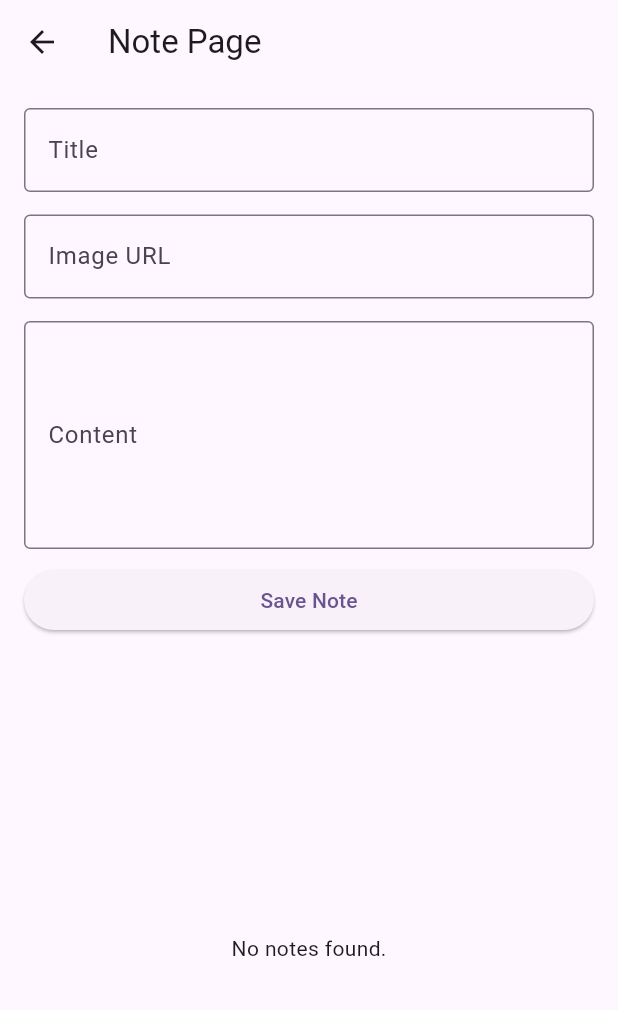
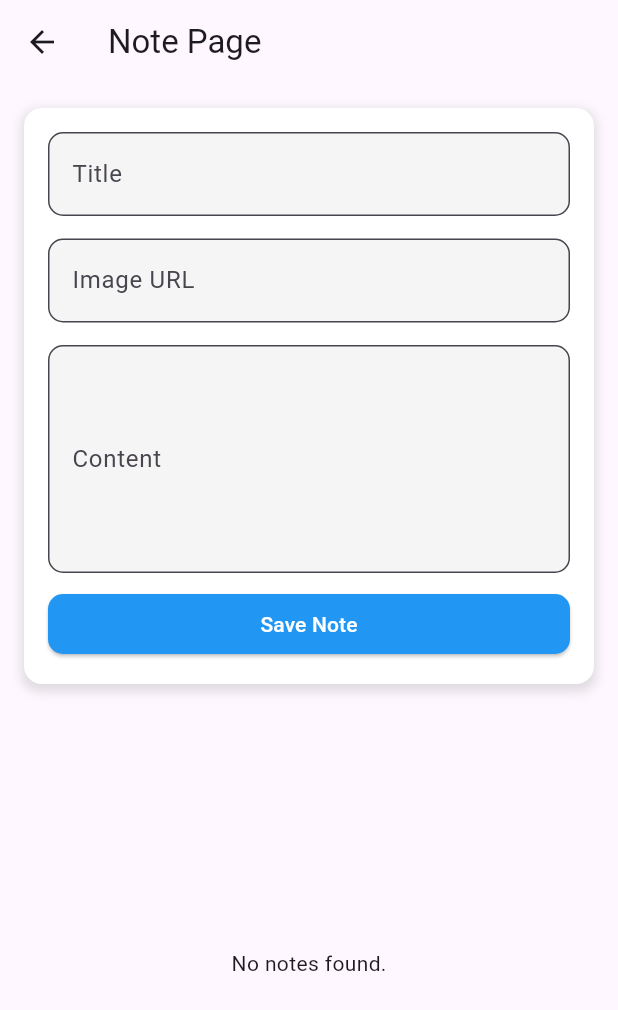
Before and after one commit to ZUHAIRR23/firebase, a Flutter app: the NotePage screen opened by its route, on a phone screen of 412 x 824 dp. Shown: the top 1010 px of the screen. Run offline on Flutter 3.47's test engine with Material 3 defaults, Android fonts, the phone set to English and light mode, and no system bars; our stand-ins replace camera, cloud_firestore, dotted_border, firebase_auth, firebase_core, firebase_storage and 6 more; missing offline and left inert: google_mlkit_face_detection; accounts and stored records are empty.

Commit message:
perbaruan ui

```diff
--- a/lib/ui/ui/note_page.dart
+++ b/lib/ui/ui/note_page.dart
@@ -44,32 +44,38 @@ class _NotePageState extends State<NotePage> {
       context: context,
       builder: (context) {
         return AlertDialog(
-          title: const Text('Update Note'),
+          title: const Text('Update Note', style: TextStyle(fontWeight: FontWeight.bold)),
           content: SingleChildScrollView(
             child: Column(
               mainAxisSize: MainAxisSize.min,
               children: [
                 TextFormField(
                   controller: _titleController,
-                  decoration: const InputDecoration(
+                  decoration: InputDecoration(
                     labelText: 'Title',
-                    border: OutlineInputBorder(),
+                    border: OutlineInputBorder(borderRadius: BorderRadius.circular(10)),
+                    filled: true,
+                    fillColor: Colors.grey[100],
                   ),
                 ),
                 const SizedBox(height: 15),
                 TextFormField(
                   controller: _imageUrlController,
-                  decoration: const InputDecoration(
+                  decoration: InputDecoration(
                     labelText: 'Image URL',
-                    border: OutlineInputBorder(),
+                    border: OutlineInputBorder(borderRadius: BorderRadius.circular(10)),
+                    filled: true,
+                    fillColor: Colors.grey[100],
                   ),
                 ),
                 const SizedBox(height: 15),
                 TextFormField(
                   controller: _contentController,
-                  decoration: const InputDecoration(
+                  decoration: InputDecoration(
                     labelText: 'Content',
-                    border: OutlineInputBorder(),
+                    border: OutlineInputBorder(borderRadius: BorderRadius.circular(10)),
+                    filled: true,
+                    fillColor: Colors.grey[100],
                   ),
                   maxLines: 5,
                 ),
@@ -81,7 +87,7 @@ class _NotePageState extends State<NotePage> {
               onPressed: () {
                 Navigator.pop(context);
               },
-              child: const Text('Cancel'),
+              child: const Text('Cancel', style: TextStyle(color: Colors.grey)),
             ),
             ElevatedButton(
               onPressed: () async {
@@ -93,6 +99,11 @@ class _NotePageState extends State<NotePage> {
                 );
                 Navigator.pop(context);
               },
+              style: ElevatedButton.styleFrom(
+                backgroundColor: Colors.blue,
+                foregroundColor: Colors.white,
+                shape: RoundedRectangleBorder(borderRadius: BorderRadius.circular(10)),
+              ),
               child: const Text('Update'),
             ),
           ],
@@ -107,45 +118,71 @@ class _NotePageState extends State<NotePage> {
       appBar: AppBar(
         title: const Text('Note Page'),
       ),
-      body: Column(
+      body: Padding(
+        padding: const EdgeInsets.all(16.0),
+        child: Column(
           children: <Widget>[
-          Padding(
-            padding: const EdgeInsets.all(16.0),
+            Container(
+              padding: const EdgeInsets.all(16),
+              decoration: BoxDecoration(
+                color: Colors.white,
+                borderRadius: BorderRadius.circular(12),
+                boxShadow: [
+                  BoxShadow(
+                    color: Colors.grey.withOpacity(0.3),
+                    spreadRadius: 2,
+                    blurRadius: 5,
+                    offset: const Offset(0, 3),
+                  ),
+                ],
+              ),
               child: Column(
                 crossAxisAlignment: CrossAxisAlignment.stretch,
                 children: [
                   TextFormField(
                     controller: _titleController,
-                  decoration: const InputDecoration(
+                    decoration: InputDecoration(
                       labelText: 'Title',
-                    border: OutlineInputBorder(),
+                      border: OutlineInputBorder(borderRadius: BorderRadius.circular(10)),
+                      filled: true,
+                      fillColor: Colors.grey[100],
                     ),
                   ),
                   const SizedBox(height: 15),
                   TextFormField(
                     controller: _imageUrlController,
-                  decoration: const InputDecoration(
+                    decoration: InputDecoration(
                       labelText: 'Image URL',
-                    border: OutlineInputBorder(),
+                      border: OutlineInputBorder(borderRadius: BorderRadius.circular(10)),
+                      filled: true,
+                      fillColor: Colors.grey[100],
                     ),
                   ),
                   const SizedBox(height: 15),
                   TextFormField(
                     controller: _contentController,
-                  decoration: const InputDecoration(
+                    decoration: InputDecoration(
                       labelText: 'Content',
-                    border: OutlineInputBorder(),
+                      border: OutlineInputBorder(borderRadius: BorderRadius.circular(10)),
+                      filled: true,
+                      fillColor: Colors.grey[100],
                     ),
                     maxLines: 5,
                   ),
                   const SizedBox(height: 10),
                   ElevatedButton(
                     onPressed: _addNote,
+                    style: ElevatedButton.styleFrom(
+                      backgroundColor: Colors.blue,
+                      foregroundColor: Colors.white,
+                      shape: RoundedRectangleBorder(borderRadius: BorderRadius.circular(10)),
+                    ),
                     child: const Text('Save Note'),
                   ),
                 ],
               ),
             ),
+            const SizedBox(height: 20),
             Expanded(
               child: StreamBuilder(
                 stream: _firebaseService.getNotes(),
@@ -170,16 +207,19 @@ class _NotePageState extends State<NotePage> {
                         final note = snapshot.data!.docs[index];
                         return Card(
                           shape: RoundedRectangleBorder(
-                          borderRadius: BorderRadius.circular(12),
+                            borderRadius: BorderRadius.circular(15),
                           ),
-                        elevation: 4,
-                        margin: const EdgeInsets.all(8),
+                          elevation: 5,
+                          margin: const EdgeInsets.symmetric(vertical: 8, horizontal: 4),
                           child: ListTile(
-                          leading: Image.network(
+                            leading: ClipRRect(
+                              borderRadius: BorderRadius.circular(8),
+                              child: Image.network(
                                 note['imageUrl'],
                                 width: 50,
                                 height: 50,
                                 fit: BoxFit.cover,
+                              ),
                             ),
                             title: Text(
                               note['title'],
@@ -221,6 +261,7 @@ class _NotePageState extends State<NotePage> {
             ),
           ],
         ),
+      ),
     );
   }
 }
```
Also changed, not shown: 4 other files. Lines whose indentation alone changed are shown as unchanged.
